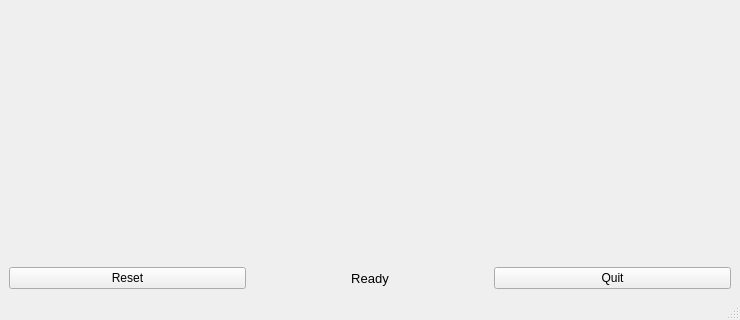
First picture: the form in python/ui/chess_main.ui, repository LepTho2233127/CNChess, before the edit; both pictures show x 0 to 740 and y 407 to 727 of the 740 by 727 pixel window.
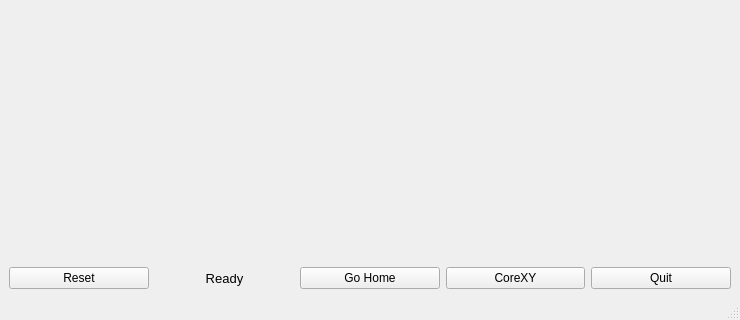
Second picture: the form after the edit.

Commit message: start of core xy control

Patch:
```diff
--- a/python/ui/chess_main.ui
+++ b/python/ui/chess_main.ui
@@ -56,6 +56,20 @@
         </property>
        </widget>
       </item>
+    <item>
+     <widget class="QPushButton" name="goHomeButton">
+      <property name="text">
+       <string>Go Home</string>
+      </property>
+     </widget>
+    </item>
+    <item>
+     <widget class="QPushButton" name="corexyButton">
+      <property name="text">
+       <string>CoreXY</string>
+      </property>
+     </widget>
+    </item>
       <item>
        <widget class="QPushButton" name="quitButton">
         <property name="text">
```
The commit also changes 3 other files.
